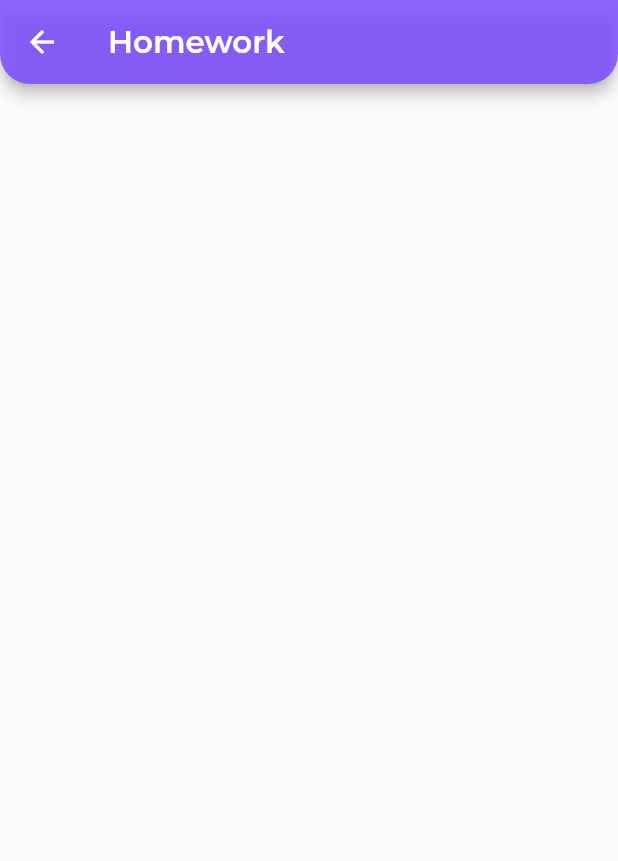
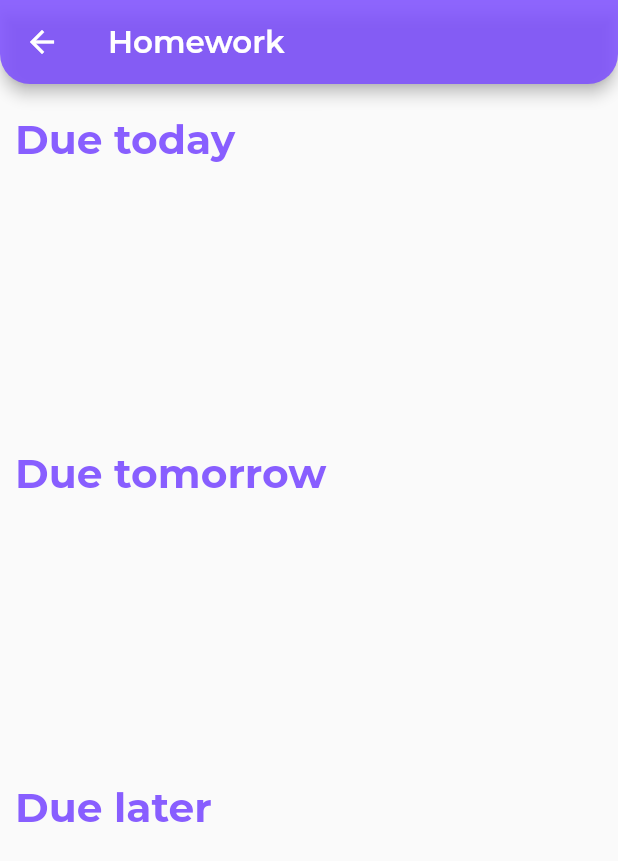
Before and after one commit to BrunoJurkovic/akademik, a Flutter app: the HomeworkScreen screen opened by its route, on a phone screen of 412 x 824 dp. Shown: the top 861 px of the screen. Run offline on Flutter 3.47's test engine with Material 2 defaults, Android fonts, the phone set to English and light mode, and no system bars; our stand-ins replace auto_route, cached_network_image, cloud_firestore, firebase_auth, firebase_core, flutter_form_builder and 3 more; accounts and stored records are empty.

Commit message:
Working homework screen

```diff
--- /dev/null
+++ b/lib/components/title_widget.dart
@@ -0,0 +1,24 @@
+import 'package:flutter/material.dart';
+import 'package:google_fonts/google_fonts.dart';
+
+class TitleWidget extends StatelessWidget {
+  const TitleWidget({Key key, @required this.text, this.color})
+      : super(key: key);
+
+  final String text;
+  final Color color;
+
+  @override
+  Widget build(BuildContext context) {
+    final height = MediaQuery.of(context).size.height;
+    return Text(
+      text ?? '',
+      textAlign: TextAlign.left,
+      style: GoogleFonts.montserrat(
+        color: color ?? Colors.deepPurpleAccent.withOpacity(0.9),
+        fontWeight: FontWeight.w700,
+        fontSize: height * 0.033,
+      ),
+    );
+  }
+}
--- a/lib/screens/home/home.dart
+++ b/lib/screens/home/home.dart
@@ -1,4 +1,5 @@
 import 'package:akademik/components/homework_list.dart';
+import 'package:akademik/components/title_widget.dart';
 import 'package:akademik/providers/homework.dart';
 import 'package:akademik/providers/news.dart';
 import 'package:akademik/services/homework_repo.dart';
@@ -239,26 +240,3 @@ class _SwiperCarouselState extends State<SwiperCarousel> {
     );
   }
 }
-
-class TitleWidget extends StatelessWidget {
-  const TitleWidget({
-    Key key,
-    this.text,
-  }) : super(key: key);
-
-  final String text;
-
-  @override
-  Widget build(BuildContext context) {
-    final height = MediaQuery.of(context).size.height;
-    return Text(
-      text ?? '',
-      textAlign: TextAlign.left,
-      style: GoogleFonts.montserrat(
-        color: Colors.deepPurpleAccent.withOpacity(0.9),
-        fontWeight: FontWeight.w700,
-        fontSize: height * 0.033,
-      ),
-    );
-  }
-}
--- a/lib/screens/homework/homework.dart
+++ b/lib/screens/homework/homework.dart
@@ -1,6 +1,11 @@
+import 'package:akademik/components/homework_list.dart';
+import 'package:akademik/components/title_widget.dart';
+import 'package:akademik/providers/homework.dart';
+import 'package:akademik/services/homework_repo.dart';
 import 'package:flutter/cupertino.dart';
 import 'package:flutter/material.dart';
 import 'package:google_fonts/google_fonts.dart';
+import 'package:provider/provider.dart';
 
 class HomeworkScreen extends StatefulWidget {
   @override
@@ -8,6 +13,25 @@ class HomeworkScreen extends StatefulWidget {
 }
 
 class _HomeworkScreenState extends State<HomeworkScreen> {
+  List<AkademikHomework> todaysHomework = [];
+  List<AkademikHomework> tomorrowsHomework = [];
+  List<AkademikHomework> allHomework = [];
+
+  @override
+  void initState() {
+    Future.delayed(Duration.zero, () async {
+      todaysHomework = Provider.of<HomeworkRepository>(context, listen: false)
+          .getTodayHomework;
+      tomorrowsHomework =
+          Provider.of<HomeworkRepository>(context, listen: false)
+              .getTomorrowHomework;
+
+      allHomework = Provider.of<HomeworkRepository>(context, listen: false)
+          .getOtherHomework;
+    });
+    super.initState();
+  }
+
   @override
   Widget build(BuildContext context) {
     final width = MediaQuery.of(context).size.width;
@@ -30,6 +54,48 @@ class _HomeworkScreenState extends State<HomeworkScreen> {
           ),
         ),
       ),
+      body: SingleChildScrollView(
+        child: Padding(
+          padding: EdgeInsets.fromLTRB(10, height * 0.025, 0, 0),
+          child: Column(
+            crossAxisAlignment: CrossAxisAlignment.start,
+            children: [
+              TitleWidget(text: 'Due today'),
+              Container(
+                width: width * 0.9,
+                height: height * 0.20,
+                padding: EdgeInsets.only(top: 25),
+                child: HomeworkList(
+                    homeworkList: todaysHomework, width: width, height: height),
+              ),
+              SizedBox(
+                height: 25,
+              ),
+              TitleWidget(text: 'Due tomorrow'),
+              Container(
+                width: width * 0.9,
+                height: height * 0.20,
+                padding: EdgeInsets.only(top: 25),
+                child: HomeworkList(
+                    homeworkList: tomorrowsHomework,
+                    width: width,
+                    height: height),
+              ),
+              SizedBox(
+                height: 25,
+              ),
+              TitleWidget(text: 'Due later'),
+              Container(
+                width: width * 0.9,
+                height: height * 0.20,
+                padding: EdgeInsets.only(top: 25),
+                child: HomeworkList(
+                    homeworkList: allHomework, width: width, height: height),
+              ),
+            ],
+          ),
+        ),
+      ),
     );
   }
 }
--- a/lib/services/homework_repo.dart
+++ b/lib/services/homework_repo.dart
@@ -14,9 +14,27 @@ class HomeworkRepository with ChangeNotifier {
 
   List<AkademikHomework> get getTodayHomework {
     var list = _homeworkList.where((final homework) {
-      return homework.timeDue.isAfter(DateUtil.getTodaysDate());
+      return homework.timeDue.isAfter(DateUtil.getTodaysDate()) &
+          homework.timeDue.isBefore(DateUtil.getTomorrowsDate());
     }).toList();
     print('TODAY: $list');
+    return list;
+  }
+
+  List<AkademikHomework> get getTomorrowHomework {
+    var list = _homeworkList.where((final homework) {
+      return homework.timeDue.isAfter(DateUtil.getTomorrowsDate()) &
+          homework.timeDue.isBefore(DateUtil.getDayAfterTomorrowsDate());
+    }).toList();
+    print('TOMORROW: $list');
+    return list;
+  }
+
+  List<AkademikHomework> get getOtherHomework {
+    var list = _homeworkList.where((final homework) {
+      return !homework.timeDue.isAfter(DateUtil.getDayAfterTomorrowsDate());
+    }).toList();
+    print('OTHER: $list');
     return list;
   }
 
--- a/lib/utils/dateutils.dart
+++ b/lib/utils/dateutils.dart
@@ -4,4 +4,16 @@ class DateUtil {
     final year = all.year, month = all.month, day = all.day;
     return DateTime(year, month, day);
   }
+
+  static DateTime getTomorrowsDate() {
+    final all = DateTime.now();
+    final year = all.year, month = all.month, day = all.day + 1;
+    return DateTime(year, month, day);
+  }
+
+  static DateTime getDayAfterTomorrowsDate() {
+    final all = DateTime.now();
+    final year = all.year, month = all.month, day = all.day + 2;
+    return DateTime(year, month, day);
+  }
 }
```
